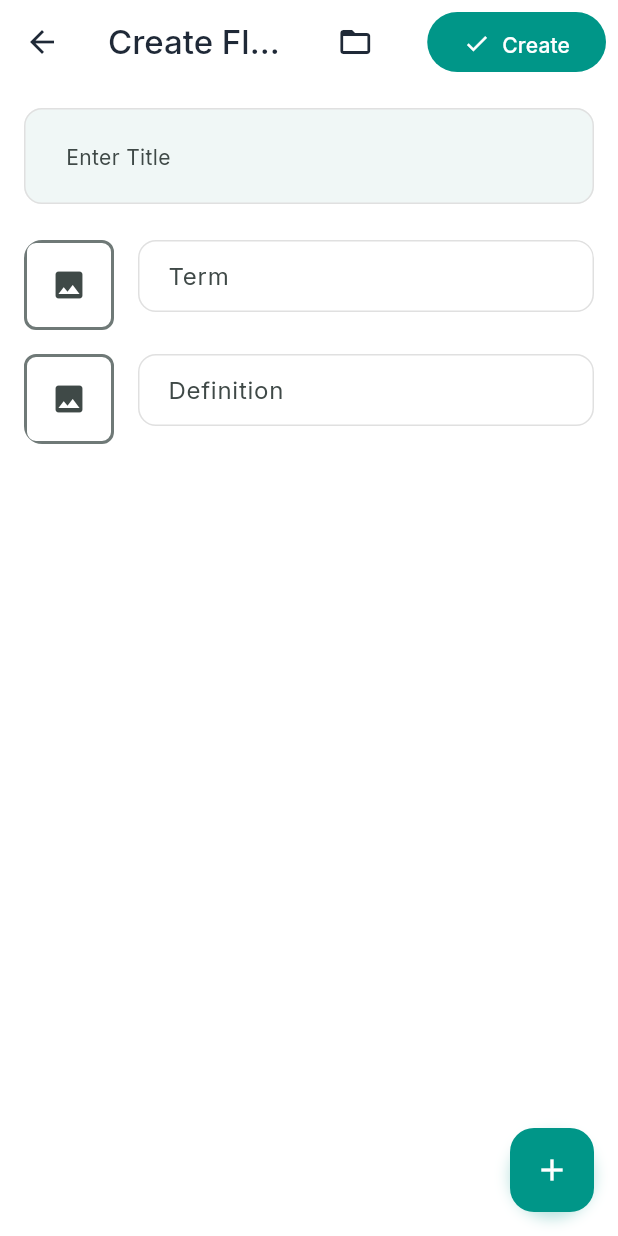
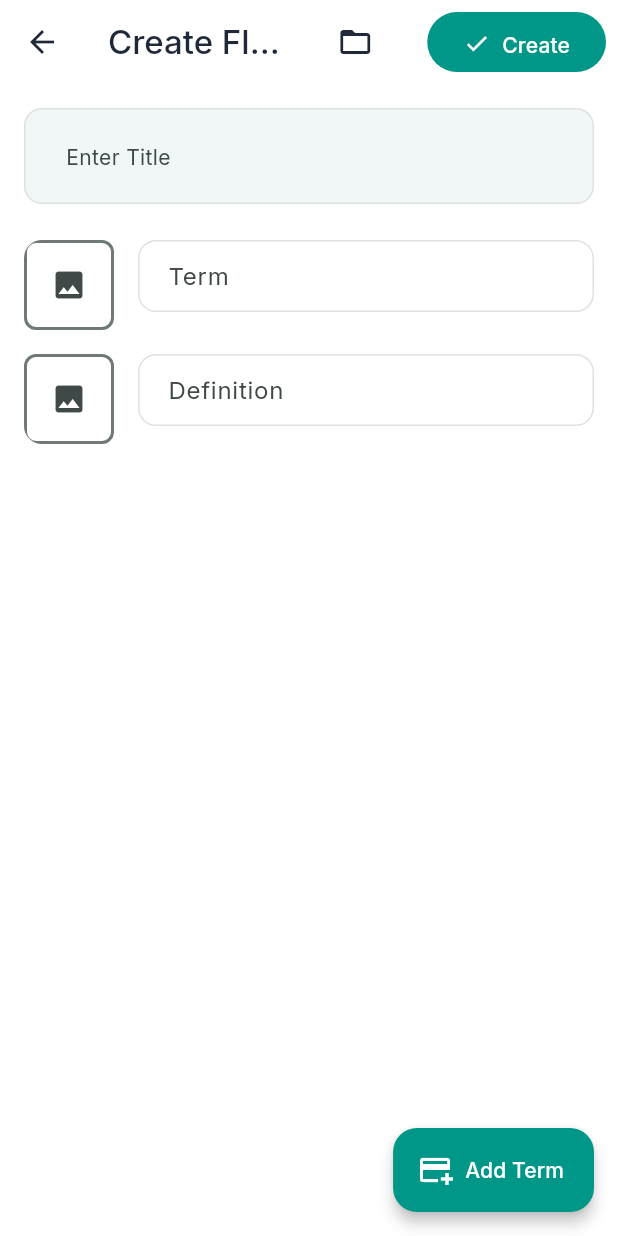
Before and after one commit to kiranraathod/grading_flashcard_app, a Flutter app: the CreateFlashcardScreen screen opened directly, on a phone screen of 412 x 824 dp. Run offline on Flutter 3.47's test engine with Material 3 defaults, Android fonts, the phone set to English and light mode, and no system bars; drawn by our look-alikes of dynamic_color; our stand-ins replace circular_countdown_timer, connectivity_plus, dio, equatable, flutter_bloc, flutter_riverpod and 7 more; accounts and stored records are empty; generated files the repository leaves out were written again; network calls fail; statements that could not run were skipped.

Commit message:
fix: Flashcard creation now uses a single Add_Term button

```diff
--- a/client/lib/screens/create_flashcard_screen.dart
+++ b/client/lib/screens/create_flashcard_screen.dart
@@ -6,9 +6,7 @@ import '../services/flashcard_service.dart';
 import '../services/id_service.dart';
 import '../widgets/flashcard_term_widget.dart';
 import '../screens/import_modal_screen.dart';
-import '../widgets/multi_action_fab.dart';
 import '../utils/theme_utils.dart';
-import 'create_interview_question_screen.dart';
 
 class CreateFlashcardScreen extends StatefulWidget {
   final FlashcardSet? editSet;
@@ -246,28 +244,12 @@ class _CreateFlashcardScreenState extends State<CreateFlashcardScreen> {
           ),
         ),
       ),
-      floatingActionButton: MultiActionFab(
+      floatingActionButton: FloatingActionButton.extended(
         backgroundColor: context.primaryColor,
-        tooltip: 'Create new content',
-        options: [
-          MultiActionFabOption(
-            label: 'Add Term',
-            icon: Icons.add_card,
-            onTap: _addTerm,
-          ),
-          MultiActionFabOption(
-            label: 'Create Interview Question',
-            icon: Icons.question_answer,
-            onTap: () {
-              Navigator.push(
-                context,
-                MaterialPageRoute(
-                  builder: (context) => const CreateInterviewQuestionScreen(),
-                ),
-              );
-            },
-          ),
-        ],
+        onPressed: _addTerm,
+        icon: const Icon(Icons.add_card, color: Colors.white),
+        label: const Text('Add Term', style: TextStyle(color: Colors.white)),
+        tooltip: 'Add new flashcard term',
       ),
     );
   }
```
